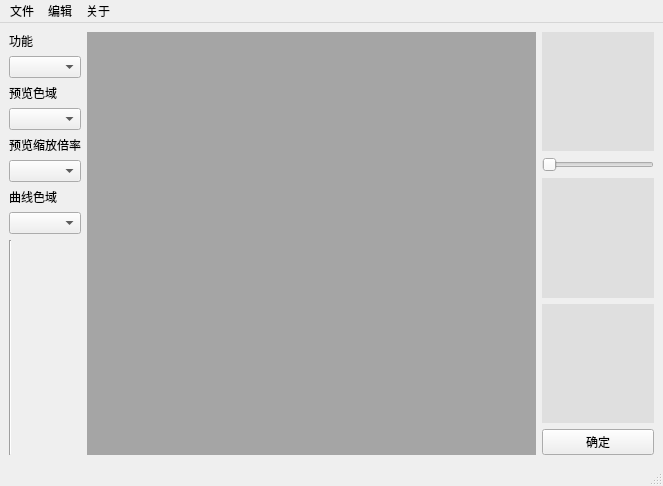
The window that include/main.ui (Aragorn42/image_handle) describes before a commit, drawn with Qt 5.
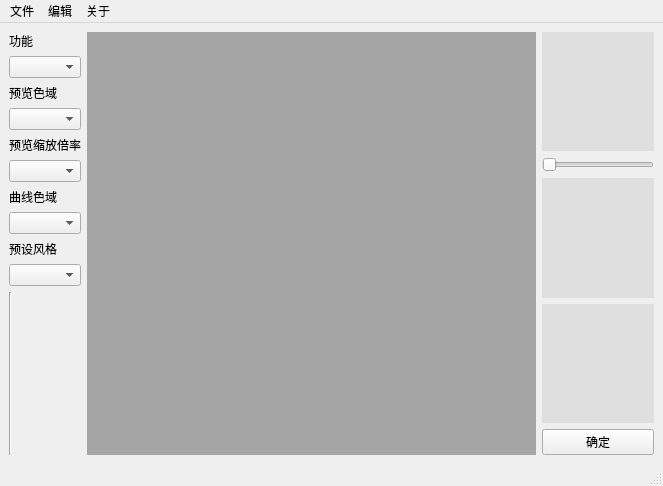
The same window after the commit. Custom widgets are drawn as their Qt base class.

What changed in the file:
```diff
--- a/include/main.ui
+++ b/include/main.ui
@@ -16,7 +16,7 @@
   <widget class="QWidget" name="centralwidget">
    <layout class="QHBoxLayout" name="horizontalLayout" stretch="0,12,3">
     <item>
-     <layout class="QVBoxLayout" name="verticalLayout_3" stretch="0,0,0,0,0,0,0,10">
+     <layout class="QVBoxLayout" name="verticalLayout_3" stretch="0,0,0,0,0,0,0,0,0,10">
       <item>
        <layout class="QVBoxLayout" name="verticalLayout_2">
         <item>
@@ -61,6 +61,16 @@
       <item>
        <widget class="QComboBox" name="cbox_curv_channel"/>
       </item>
+      <item>
+       <widget class="QLabel" name="label_5">
+        <property name="text">
+         <string>预设风格</string>
+        </property>
+       </widget>
+      </item>
+      <item>
+       <widget class="QComboBox" name="cbox_style"/>
+      </item>
       <item>
        <widget class="Line" name="line_2">
         <property name="orientation">
```
